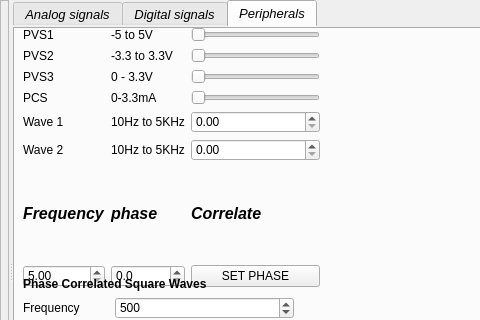
This is SEEL/templates/scope.ui in jithinbp/SEELablet as Qt 5 draws it before an edit; both pictures show x 0 to 480 and y 0 to 320 of the 889 by 558 pixel window. The edited form follows.
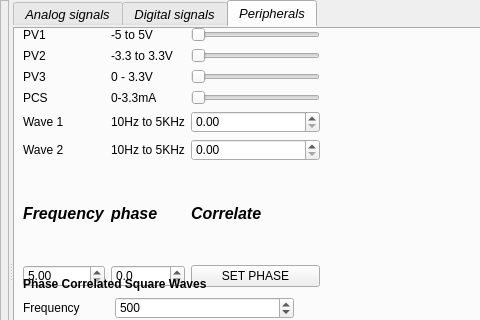
This is the edited form. The open tabs and pages were chosen to show the change. Icons and pictures are not drawn.

Diff of the .ui file:
```diff
--- a/SEEL/templates/scope.ui
+++ b/SEEL/templates/scope.ui
@@ -29,19 +29,6 @@
   <property name="autoFillBackground">
    <bool>false</bool>
   </property>
-  <property name="styleSheet">
-   <string notr="true"> QPushButton{ background-image: url(:/images/bt_01_off.png);
-color: rgb(255, 255, 255);}
- QPushButton:pressed {background-image:url(:/images/bt_01_on.png);}
-QFrame{background-color: rgb(21, 107, 113);}
-
-QLabel,QRadioButton,QCheckBox {color: rgb(255, 255, 255);}
-QLabel,QRadioButton,QCheckBox{background-color: rgba(0,0,0, 0);color: rgb(0,0,0);}
-QComboBox{background-color: rgba(255,255,255, 100);color: rgb(0,0,0);}
-
-border-color: rgb(29, 122, 162);
-</string>
-  </property>
   <property name="toolButtonStyle">
    <enum>Qt::ToolButtonIconOnly</enum>
   </property>
@@ -1711,7 +1698,7 @@
                </sizepolicy>
               </property>
               <property name="text">
-               <string>PVS1 </string>
+               <string>PV1 </string>
               </property>
              </widget>
             </item>
@@ -1724,7 +1711,7 @@
                </sizepolicy>
               </property>
               <property name="text">
-               <string>PVS2 </string>
+               <string>PV2 </string>
               </property>
              </widget>
             </item>
@@ -1744,7 +1731,7 @@
                </sizepolicy>
               </property>
               <property name="text">
-               <string>PVS3</string>
+               <string>PV3</string>
               </property>
              </widget>
             </item>
```
Left out of the diff: 18 changed lines with no effect on the pictures.
